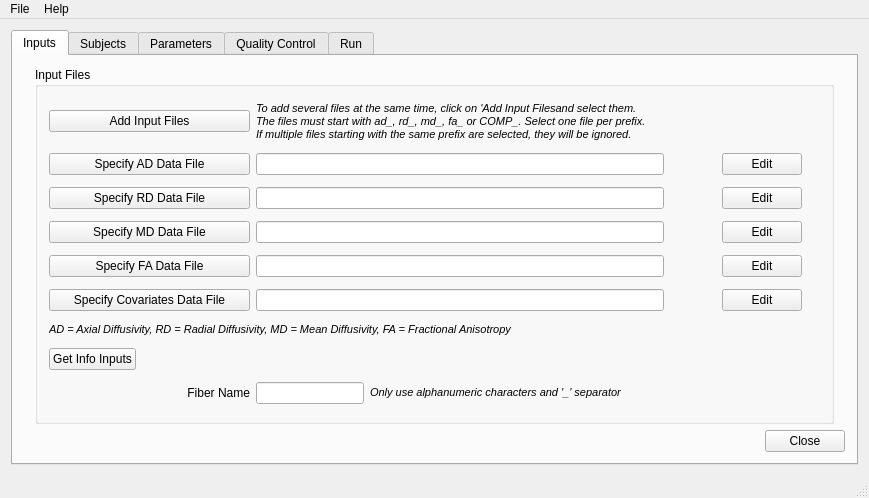
This is FADTTSWindow.ui in jeantm/FADTTS as Qt 5 draws it before an edit. The edited form follows.
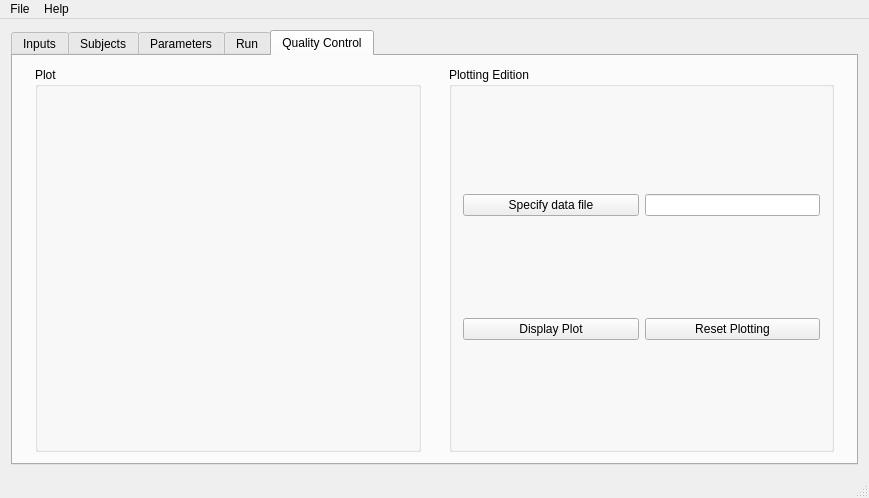
This is the edited form. The open tabs and pages were chosen to show the change. Custom widgets are drawn as their Qt base class.

Commit message:
Project FADTTS Add VTK
- VTK added to project for plotting
- class Data not a QObject anymore
- class Plot created, display function added
- quality control tab updated with qvtkWidget for displaying plots

```diff
--- a/FADTTSWindow.ui
+++ b/FADTTSWindow.ui
@@ -23,8 +23,8 @@
    <string>FADTTSter</string>
   </property>
   <widget class="QWidget" name="centralWidget">
-   <layout class="QHBoxLayout" name="horizontalLayout_3">
-    <item>
+   <layout class="QGridLayout" name="gridLayout_13">
+    <item row="0" column="0">
      <widget class="QTabWidget" name="tabWidget">
       <property name="sizePolicy">
        <sizepolicy hsizetype="Expanding" vsizetype="Expanding">
@@ -1227,11 +1227,6 @@
         </item>
        </layout>
       </widget>
-      <widget class="QWidget" name="qualityControl_tab">
-       <attribute name="title">
-        <string>Quality Control</string>
-       </attribute>
-      </widget>
       <widget class="QWidget" name="runTab">
        <attribute name="title">
         <string>Run</string>
@@ -1411,6 +1406,110 @@
         </item>
        </layout>
       </widget>
+      <widget class="QWidget" name="qualityControlTab">
+       <attribute name="title">
+        <string>Quality Control</string>
+       </attribute>
+       <layout class="QHBoxLayout" name="horizontalLayout_3">
+        <item>
+         <widget class="QWidget" name="qualityControlTab_plot_widget" native="true">
+          <layout class="QHBoxLayout" name="horizontalLayout">
+           <property name="topMargin">
+            <number>0</number>
+           </property>
+           <property name="bottomMargin">
+            <number>0</number>
+           </property>
+           <item>
+            <widget class="QGroupBox" name="qualityControlTab_plot_groupBox">
+             <property name="title">
+              <string>Plot</string>
+             </property>
+             <layout class="QVBoxLayout" name="verticalLayout_3">
+              <property name="bottomMargin">
+               <number>6</number>
+              </property>
+              <item>
+               <widget class="QVTKWidget" name="qualityControlTab_plot_qvtkWidget" native="true"/>
+              </item>
+             </layout>
+            </widget>
+           </item>
+          </layout>
+         </widget>
+        </item>
+        <item>
+         <widget class="QWidget" name="qualityControlTab_plottingEdition_widget" native="true">
+          <layout class="QVBoxLayout" name="verticalLayout_2">
+           <property name="topMargin">
+            <number>0</number>
+           </property>
+           <property name="bottomMargin">
+            <number>0</number>
+           </property>
+           <item>
+            <widget class="QGroupBox" name="qualityControlTab_plottingEdition_groupBox">
+             <property name="title">
+              <string>Plotting Edition</string>
+             </property>
+             <layout class="QGridLayout" name="gridLayout_14">
+              <item row="0" column="0">
+               <widget class="QPushButton" name="qualityControlTab_specifyDataFile_pushButton">
+                <property name="sizePolicy">
+                 <sizepolicy hsizetype="Preferred" vsizetype="Fixed">
+                  <horstretch>0</horstretch>
+                  <verstretch>0</verstretch>
+                 </sizepolicy>
+                </property>
+                <property name="text">
+                 <string>Specify data file</string>
+                </property>
+               </widget>
+              </item>
+              <item row="0" column="1">
+               <widget class="QLineEdit" name="qualityControlTab_dataFile_lineEdit">
+                <property name="sizePolicy">
+                 <sizepolicy hsizetype="Preferred" vsizetype="Fixed">
+                  <horstretch>0</horstretch>
+                  <verstretch>0</verstretch>
+                 </sizepolicy>
+                </property>
+               </widget>
+              </item>
+              <item row="1" column="0">
+               <widget class="QPushButton" name="qualityControlTab_displayPlot_pushButton">
+                <property name="sizePolicy">
+                 <sizepolicy hsizetype="Preferred" vsizetype="Fixed">
+                  <horstretch>0</horstretch>
+                  <verstretch>0</verstretch>
+                 </sizepolicy>
+                </property>
+                <property name="text">
+                 <string>Display Plot</string>
+                </property>
+               </widget>
+              </item>
+              <item row="1" column="1">
+               <widget class="QPushButton" name="qualityControlTab_resetPlotting_pushButton">
+                <property name="sizePolicy">
+                 <sizepolicy hsizetype="Preferred" vsizetype="Fixed">
+                  <horstretch>0</horstretch>
+                  <verstretch>0</verstretch>
+                 </sizepolicy>
+                </property>
+                <property name="text">
+                 <string>Reset Plotting</string>
+                </property>
+               </widget>
+              </item>
+             </layout>
+            </widget>
+           </item>
+          </layout>
+         </widget>
+        </item>
+       </layout>
+      </widget>
      </widget>
     </item>
    </layout>
@@ -1484,6 +1583,14 @@
   </action>
  </widget>
  <layoutdefault spacing="6" margin="11"/>
+ <customwidgets>
+  <customwidget>
+   <class>QVTKWidget</class>
+   <extends>QWidget</extends>
+   <header location="global">QVTKWidget.h</header>
+   <container>1</container>
+  </customwidget>
+ </customwidgets>
  <tabstops>
   <tabstop>inputTab_addMultipleInputFiles_pushButton</tabstop>
   <tabstop>inputTab_addADFile_pushButton</tabstop>
```
Left out of the diff: 81 changed lines with no effect on the pictures. The commit also changes 15 other files.
